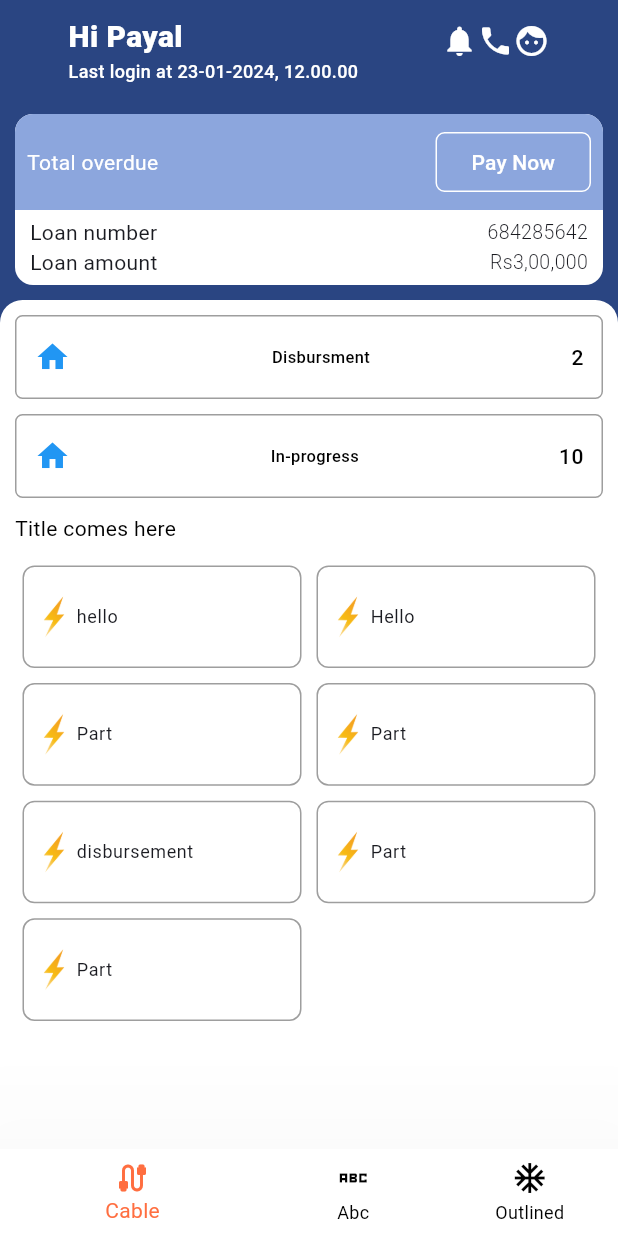
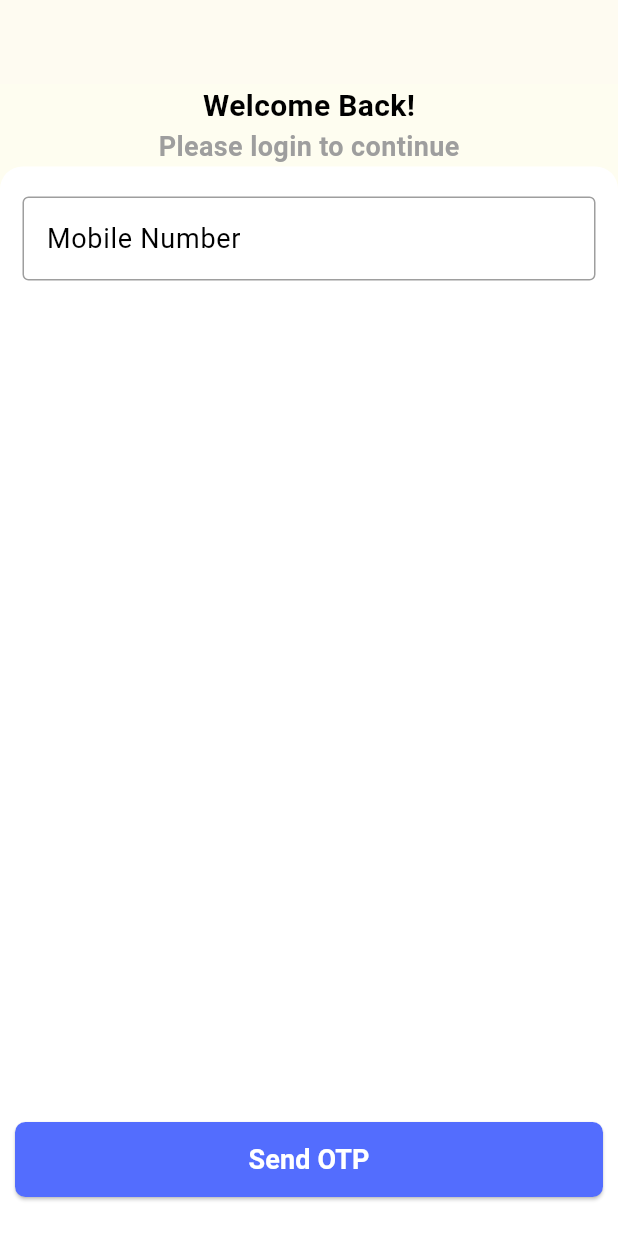
Before and after one commit to mallikaroy14/flutter-application, a Flutter app: the screen it shows after launch, on a phone screen of 412 x 824 dp. Run offline on Flutter 3.47's test engine with Material 3 defaults, Android fonts, the phone set to English and light mode, and no system bars.

Commit message:
Login Screen added

```diff
--- a/lib/main.dart
+++ b/lib/main.dart
@@ -1,9 +1,13 @@
+import 'package:feburary_flutter/screens/LoginScreen.dart';
+import 'package:flutter/cupertino.dart';
 import 'package:flutter/material.dart';
+import 'package:flutter/services.dart';
+import 'package:flutter/widgets.dart';
+
 import 'DisbursedCustomCard.dart';
 import 'models/BottomNavigation.dart';
 import 'models/GridViewLayout.dart';
 import 'models/TotalOverDueCard.dart';
-import 'package:flutter/services.dart';
 
 void main() {
   runApp(const MyApp());
@@ -18,7 +22,6 @@ class MyApp extends StatelessWidget {
     SystemChrome.setSystemUIOverlayStyle(
       const SystemUiOverlayStyle(
         statusBarColor: Color.fromRGBO(42, 69, 130, 50),
-
       ),
     );
     return MaterialApp(
@@ -28,7 +31,7 @@ class MyApp extends StatelessWidget {
             seedColor: const Color.fromRGBO(42, 69, 130, 50)),
         useMaterial3: true,
       ),
-      home: const MyHomePage(),
+      home:  LoginScreen(),
     );
   }
 }
@@ -41,16 +44,16 @@ class MyHomePage extends StatefulWidget {
 }
 
 class _MyHomePageState extends State<MyHomePage> {
-
   @override
   Widget build(BuildContext context) {
-      return SafeArea(
-      child: Scaffold(
-          // appBar: AppBar(backgroundColor: Color.fromRGBO(42, 69, 130, 50)),
-          backgroundColor: Color.fromRGBO(42, 69, 130, 50),
-          body: Column(
+    return Scaffold(
+      // appBar: AppBar(backgroundColor: Color.fromRGBO(42, 69, 130, 50)),
+      backgroundColor: Color.fromRGBO(42, 69, 130, 50),
+      body: SingleChildScrollView(physics: ScrollPhysics(),
+        child: SizedBox(height: MediaQuery.of(context).size.height,
+          child: Column(
             crossAxisAlignment: CrossAxisAlignment.start,
-            mainAxisAlignment: MainAxisAlignment.start,
+            mainAxisSize: MainAxisSize.max,
             children: <Widget>[
               Row(
                   mainAxisAlignment: MainAxisAlignment.spaceEvenly,
@@ -136,15 +139,27 @@ class _MyHomePageState extends State<MyHomePage> {
                       const SizedBox(height: 10),
                       GridViewLayout(callback: onCalledFromOutside),
                       const SizedBox(height: 10),
+                      DisbursedCustomCard(
+                          description: "Disbursment",
+                          count: 2,
+                          callback: callBackFromDisbursement),
+                      const SizedBox(height: 10),
+                      DisbursedCustomCard(
+                          description: "Disbursment",
+                          count: 2,
+                          callback: callBackFromDisbursement),
+                      const SizedBox(height: 10),
+
                     ],
                   ),
                 ),
               ),
             ],
           ),
-        extendBody: true,
-        bottomNavigationBar:  const BottomNavigation(),
+        ),
       ),
+      // extendBody: true,
+      bottomNavigationBar: const BottomNavigation(),
     );
   }
 
--- /dev/null
+++ b/lib/screens/LoginScreen.dart
@@ -0,0 +1,73 @@
+import 'package:flutter/material.dart';
+
+class LoginScreen extends StatefulWidget {
+  @override
+  State<StatefulWidget> createState() => _LoginScreenState();
+}
+
+class _LoginScreenState extends State<LoginScreen> {
+  @override
+  Widget build(BuildContext context) {
+    return Scaffold(
+      appBar: AppBar(backgroundColor: Color.fromRGBO(254, 251, 241, 100)),
+      backgroundColor: Color.fromRGBO(254, 253, 240, 20),
+      floatingActionButtonLocation: FloatingActionButtonLocation.centerFloat,
+      floatingActionButton: Container(
+          height: 50,
+          margin: const EdgeInsets.all(10),
+          child: ElevatedButton(
+              onPressed: () => {},
+              style: ElevatedButton.styleFrom(
+                  backgroundColor: Colors.indigoAccent,
+                  shape: RoundedRectangleBorder(
+                      borderRadius: BorderRadius.circular(7)),
+                  minimumSize: Size(double.infinity, 50)),
+              child: Text("Send OTP",
+                  style: TextStyle(
+                      color: Colors.white,
+                      fontSize: 18,
+                      fontWeight: FontWeight.w700)))),
+      body: Center(
+        child: Column(
+          children: [
+            Text("Welcome Back!",  style: TextStyle(
+                color: Colors.black,
+                fontSize: 20,
+                fontWeight: FontWeight.bold)),
+            Text("Please login to continue",  style: TextStyle(
+                color: Colors.grey,
+                fontSize: 18,
+                fontWeight: FontWeight.w700)),
+            Expanded(
+                child: Container(
+                    width: double.infinity,
+                    height: double.infinity,
+                    decoration: const BoxDecoration(
+                        color: Colors.white,
+                        borderRadius: BorderRadius.only(
+                            topLeft: Radius.circular(15.0),
+                            topRight: Radius.circular(15.0))),
+                    padding: EdgeInsets.only(top: 20, left: 15, right: 15),
+                    child: const Column(
+                      children: [
+                        TextField(
+                          decoration: InputDecoration(
+                              focusedBorder: OutlineInputBorder(
+                                  borderSide: BorderSide(color: Colors.grey)),
+                              enabledBorder: OutlineInputBorder(
+                                  borderSide: BorderSide(color: Colors.grey)),
+                              labelText: "Mobile Number",
+                              hintStyle : TextStyle(fontSize: 18, color: Colors.black),
+                            labelStyle: TextStyle(fontSize: 18, color: Colors.black),
+
+
+                          ),
+                        )
+                      ],
+                    )))
+          ],
+        ),
+      ),
+    );
+  }
+}
```
Also changed, not shown: lib/models/GridViewLayout.dart (+15 -2 lines), pubspec.lock, 5 other files.
